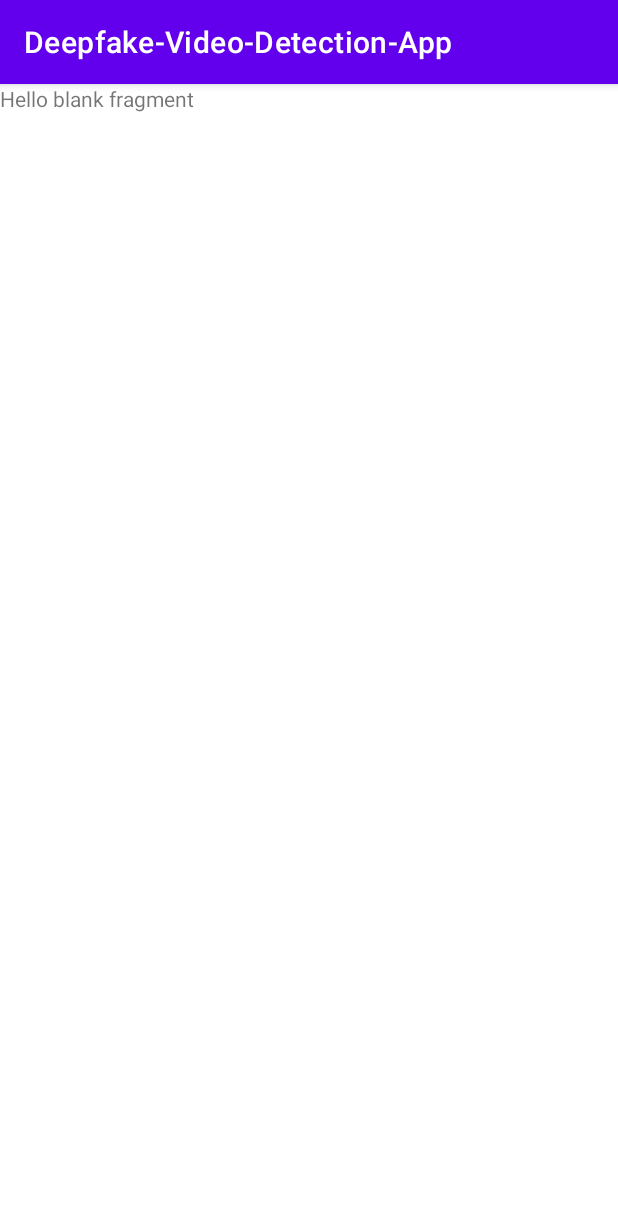
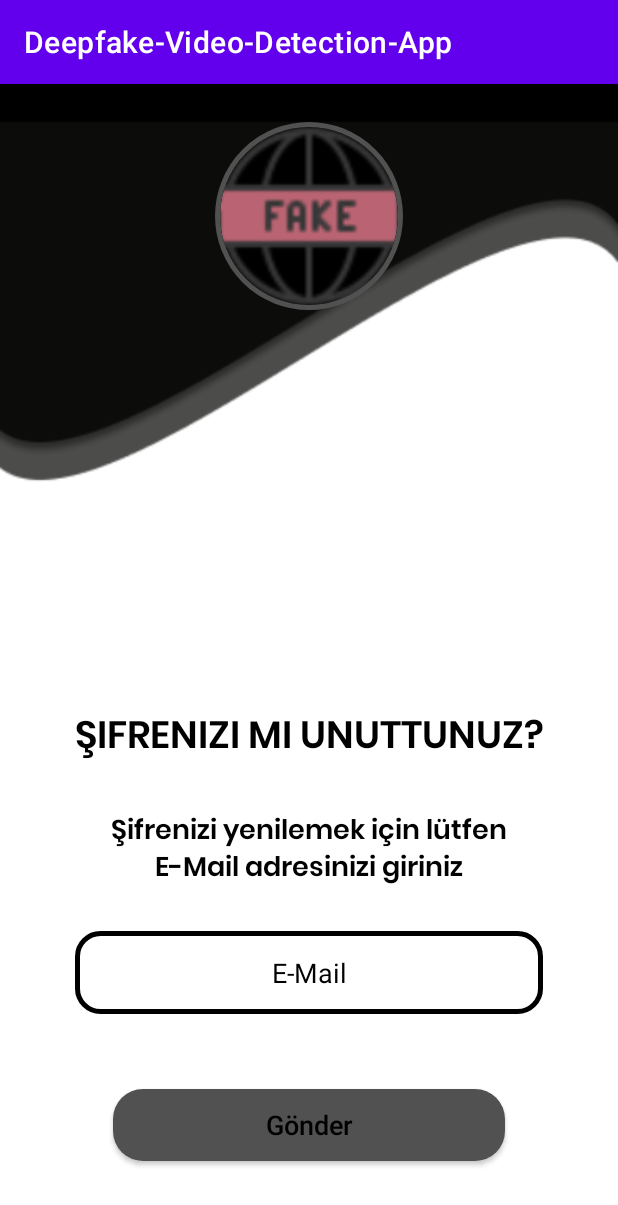
Before and after one commit to asimodabas/Deepfake-Video-Detection-App, an Android app: the ForgotPasswordFragment screen opened through its navigation route, on a phone screen of 412 x 824 dp. Shown: the top 1205 px of the screen. Run offline under Robolectric (Android 15) with nearby library versions, the phone set to English and light mode, and no system bars; our stand-ins replace CircleImageView, Firebase (no records; nobody signed in at launch, a user with empty details on screens opened directly); 1 statement that could not run was skipped.

Commit message:
Connections have been made for password forgetting operations. Added viewmodel structure

```diff
--- a/app/src/main/java/com/asimodabas/deepfake_video_detection_app/ui/fragment/forgot_password/ForgotPasswordFragment.kt
+++ b/app/src/main/java/com/asimodabas/deepfake_video_detection_app/ui/fragment/forgot_password/ForgotPasswordFragment.kt
@@ -1,19 +1,47 @@
 package com.asimodabas.deepfake_video_detection_app.ui.fragment.forgot_password
 
 import android.os.Bundle
-import android.view.LayoutInflater
 import android.view.View
-import android.view.ViewGroup
 import androidx.fragment.app.Fragment
+import androidx.fragment.app.viewModels
+import androidx.navigation.fragment.findNavController
 import com.asimodabas.deepfake_video_detection_app.R
+import com.asimodabas.deepfake_video_detection_app.databinding.FragmentForgotPasswordBinding
+import com.asimodabas.deepfake_video_detection_app.util.toastMessage
+import com.asimodabas.deepfake_video_detection_app.util.viewBinding
 
-class ForgotPasswordFragment : Fragment() {
+class ForgotPasswordFragment : Fragment(R.layout.fragment_forgot_password) {
 
-    override fun onCreateView(
-        inflater: LayoutInflater, container: ViewGroup?, savedInstanceState: Bundle?
-    ): View? {
-        // Inflate the layout for this fragment
-        return inflater.inflate(R.layout.fragment_forgot_password, container, false)
+    private val binding by viewBinding(FragmentForgotPasswordBinding::bind)
+    private val viewModel: ForgotPasswordViewModel by viewModels()
+
+    override fun onViewCreated(view: View, savedInstanceState: Bundle?) = with(binding) {
+        super.onViewCreated(view, savedInstanceState)
+
+        buttonSend.setOnClickListener {
+            if (binding.editTextEMail.text.isNotEmpty()) {
+                val email = binding.editTextEMail.text.toString()
+                viewModel.forgotPassword(email)
+                observeData()
+                findNavController().navigate(R.id.action_forgotPasswordFragment_to_loginFragment)
+            } else {
+                toastMessage(requireContext(), getString(R.string.please_enter_your_email_adress))
+            }
+        }
     }
 
+    private fun observeData() {
+        viewModel.success.observe(viewLifecycleOwner) { success ->
+            success?.let {
+                if (it) {
+                    toastMessage(requireContext(), getString(R.string.confirmation_email_sent))
+                }
+            }
+        }
+        viewModel.errorMessage.observe(viewLifecycleOwner) { error ->
+            error?.let {
+                toastMessage(requireContext(), error)
+            }
+        }
+    }
 }
--- /dev/null
+++ b/app/src/main/java/com/asimodabas/deepfake_video_detection_app/ui/fragment/forgot_password/ForgotPasswordViewModel.kt
@@ -0,0 +1,27 @@
+package com.asimodabas.deepfake_video_detection_app.ui.fragment.forgot_password
+
+import androidx.lifecycle.MutableLiveData
+import androidx.lifecycle.ViewModel
+import com.google.firebase.auth.ktx.auth
+import com.google.firebase.ktx.Firebase
+
+class ForgotPasswordViewModel : ViewModel() {
+
+    private val auth = Firebase.auth
+    val errorMessage = MutableLiveData<String>()
+    val success = MutableLiveData<Boolean>()
+
+    fun forgotPassword(email: String) {
+        forgotPasswordFirebase(email)
+    }
+
+    private fun forgotPasswordFirebase(email: String) {
+        auth.sendPasswordResetEmail(email).addOnCompleteListener { process ->
+            if (process.isSuccessful) {
+                success.value = true
+            }
+        }.addOnFailureListener { error ->
+            errorMessage.value = error.localizedMessage
+        }
+    }
+}
--- a/app/src/main/res/layout/fragment_forgot_password.xml
+++ b/app/src/main/res/layout/fragment_forgot_password.xml
@@ -1,16 +1,91 @@
 <?xml version="1.0" encoding="utf-8"?>
-<FrameLayout
+<androidx.constraintlayout.widget.ConstraintLayout
 
     xmlns:android="http://schemas.android.com/apk/res/android"
+    xmlns:app="http://schemas.android.com/apk/res-auto"
     xmlns:tools="http://schemas.android.com/tools"
     android:layout_width="match_parent"
     android:layout_height="match_parent"
+    android:background="@drawable/bg_signin_screen"
     tools:context=".ui.fragment.forgot_password.ForgotPasswordFragment">
 
-    <!-- TODO: Update blank fragment layout -->
+    <de.hdodenhof.circleimageview.CircleImageView
+        android:id="@+id/imageView7"
+        android:layout_width="125dp"
+        android:layout_height="125dp"
+        android:layout_marginTop="25dp"
+        android:src="@drawable/ic_logo"
+        app:civ_border_color="@color/gray"
+        app:civ_border_width="3dp"
+        app:layout_constraintEnd_toEndOf="parent"
+        app:layout_constraintHorizontal_bias="0.5"
+        app:layout_constraintStart_toStartOf="parent"
+        app:layout_constraintTop_toTopOf="parent" />
+
     <TextView
+        android:id="@+id/textViewForgotMyPassword"
+        android:layout_width="wrap_content"
+        android:layout_height="wrap_content"
+        android:layout_marginBottom="25dp"
+        android:fontFamily="@font/poppins_semibold"
+        android:text="@string/i_forgot_my_password"
+        android:textAllCaps="true"
+        android:textColor="@color/black"
+        android:textSize="25sp"
+        android:textStyle="bold"
+        app:layout_constraintBottom_toTopOf="@+id/textViewInfo"
+        app:layout_constraintEnd_toEndOf="parent"
+        app:layout_constraintHorizontal_bias="0.5"
+        app:layout_constraintStart_toStartOf="parent" />
+
+    <TextView
+        android:id="@+id/textViewInfo"
         android:layout_width="match_parent"
-        android:layout_height="match_parent"
-        android:text="@string/hello_blank_fragment" />
+        android:layout_height="wrap_content"
+        android:layout_marginHorizontal="50dp"
+        android:layout_marginBottom="25dp"
+        android:fontFamily="@font/poppins_semibold"
+        android:text="@string/password_reset_text"
+        android:textAlignment="center"
+        android:textColor="@color/black"
+        android:textSize="18sp"
+        app:layout_constraintBottom_toTopOf="@+id/editTextEMail"
+        app:layout_constraintEnd_toEndOf="parent"
+        app:layout_constraintHorizontal_bias="0.5"
+        app:layout_constraintStart_toStartOf="parent" />
 
-</FrameLayout>
+    <EditText
+        android:id="@+id/editTextEMail"
+        android:layout_width="match_parent"
+        android:layout_height="wrap_content"
+        android:layout_marginHorizontal="50dp"
+        android:layout_marginBottom="50dp"
+        android:background="@drawable/edittext_background"
+        android:ems="10"
+        android:hint="@string/e_mail"
+        android:padding="15dp"
+        android:textAlignment="center"
+        android:textColorHint="@color/black"
+        app:layout_constraintBottom_toTopOf="@+id/buttonSend"
+        app:layout_constraintEnd_toEndOf="parent"
+        app:layout_constraintHorizontal_bias="0.5"
+        app:layout_constraintStart_toStartOf="parent" />
+
+    <androidx.appcompat.widget.AppCompatButton
+        android:id="@+id/buttonSend"
+        android:layout_width="match_parent"
+        android:layout_height="wrap_content"
+        android:layout_marginHorizontal="75dp"
+        android:layout_marginBottom="50dp"
+        android:background="@drawable/edittext_message_background"
+        android:backgroundTint="@color/gray"
+        android:text="@string/send"
+        android:textAllCaps="false"
+        android:textColor="@color/black"
+        android:textSize="18sp"
+        app:layout_constraintBottom_toBottomOf="parent"
+        app:layout_constraintEnd_toEndOf="parent"
+        app:layout_constraintHorizontal_bias="0.5"
+        app:layout_constraintStart_toStartOf="parent" />
+
+</androidx.constraintlayout.widget.ConstraintLayout>
--- a/app/src/main/res/values/strings.xml
+++ b/app/src/main/res/values/strings.xml
@@ -5,6 +5,12 @@
 
     <!-- Login Fragment -->
     <string name="i_forgot_my_password">Şifrenizi mi unuttunuz?</string>
+
+    <!-- ForgotPassword Fragment -->
+    <string name="please_enter_your_email_adress">Lütfen E-Mail Adresinizi Girin!</string>
+    <string name="confirmation_email_sent">Onay Maili Gönderildi</string>
+    <string name="password_reset_text">Şifrenizi yenilemek için lütfen E-Mail adresinizi giriniz</string>
+    <string name="send">Gönder</string>
 
     <!-- Create Fragment -->
     <string name="dateOfBirth">Doğum Tarihi</string>
```
Also changed, not shown: app/src/main/res/font/poppins_semibold.ttf (added).
